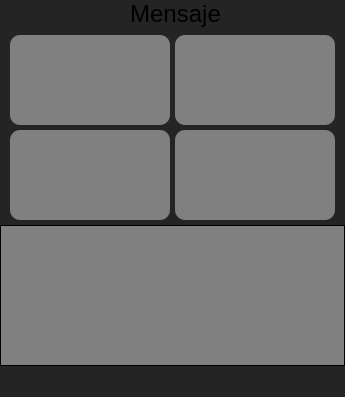
Above: GUI/Qt.ui from AbramIV/Validator before the change. Below: the same form after it.
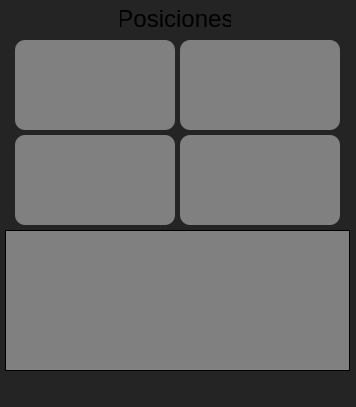
That is the form after the change. Icons and pictures are not drawn.

Diff of the .ui file:
```diff
--- a/GUI/Qt.ui
+++ b/GUI/Qt.ui
@@ -12,8 +12,8 @@
    <rect>
     <x>0</x>
     <y>0</y>
-    <width>345</width>
-    <height>397</height>
+    <width>356</width>
+    <height>407</height>
    </rect>
   </property>
   <property name="font">
@@ -47,8 +47,8 @@
    <widget class="QTextBrowser" name="tipMsg">
     <property name="geometry">
      <rect>
-      <x>10</x>
-      <y>255</y>
+      <x>15</x>
+      <y>260</y>
       <width>324</width>
       <height>110</height>
      </rect>
@@ -69,7 +69,7 @@
     <property name="geometry">
      <rect>
       <x>120</x>
-      <y>220</y>
+      <y>5</y>
       <width>111</width>
       <height>31</height>
      </rect>
@@ -92,8 +92,8 @@
    <widget class="QLabel" name="label_tr">
     <property name="geometry">
      <rect>
-      <x>175</x>
-      <y>35</y>
+      <x>180</x>
+      <y>40</y>
       <width>160</width>
       <height>90</height>
      </rect>
@@ -120,7 +120,7 @@
     <property name="geometry">
      <rect>
       <x>130</x>
-      <y>0</y>
+      <y>225</y>
       <width>91</width>
       <height>31</height>
      </rect>
@@ -143,8 +143,8 @@
    <widget class="QLabel" name="lable_tl">
     <property name="geometry">
      <rect>
-      <x>10</x>
-      <y>35</y>
+      <x>15</x>
+      <y>40</y>
       <width>160</width>
       <height>90</height>
      </rect>
@@ -173,8 +173,8 @@
    <widget class="QLabel" name="label_br">
     <property name="geometry">
      <rect>
-      <x>175</x>
-      <y>130</y>
+      <x>180</x>
+      <y>135</y>
       <width>160</width>
       <height>90</height>
      </rect>
@@ -200,8 +200,8 @@
    <widget class="QLabel" name="label_bl">
     <property name="geometry">
      <rect>
-      <x>10</x>
-      <y>130</y>
+      <x>15</x>
+      <y>135</y>
       <width>160</width>
       <height>90</height>
      </rect>
@@ -227,8 +227,8 @@
    <widget class="QTextBrowser" name="mistakeMsg">
     <property name="geometry">
      <rect>
-      <x>0</x>
-      <y>225</y>
+      <x>5</x>
+      <y>230</y>
       <width>345</width>
       <height>141</height>
      </rect>
```
